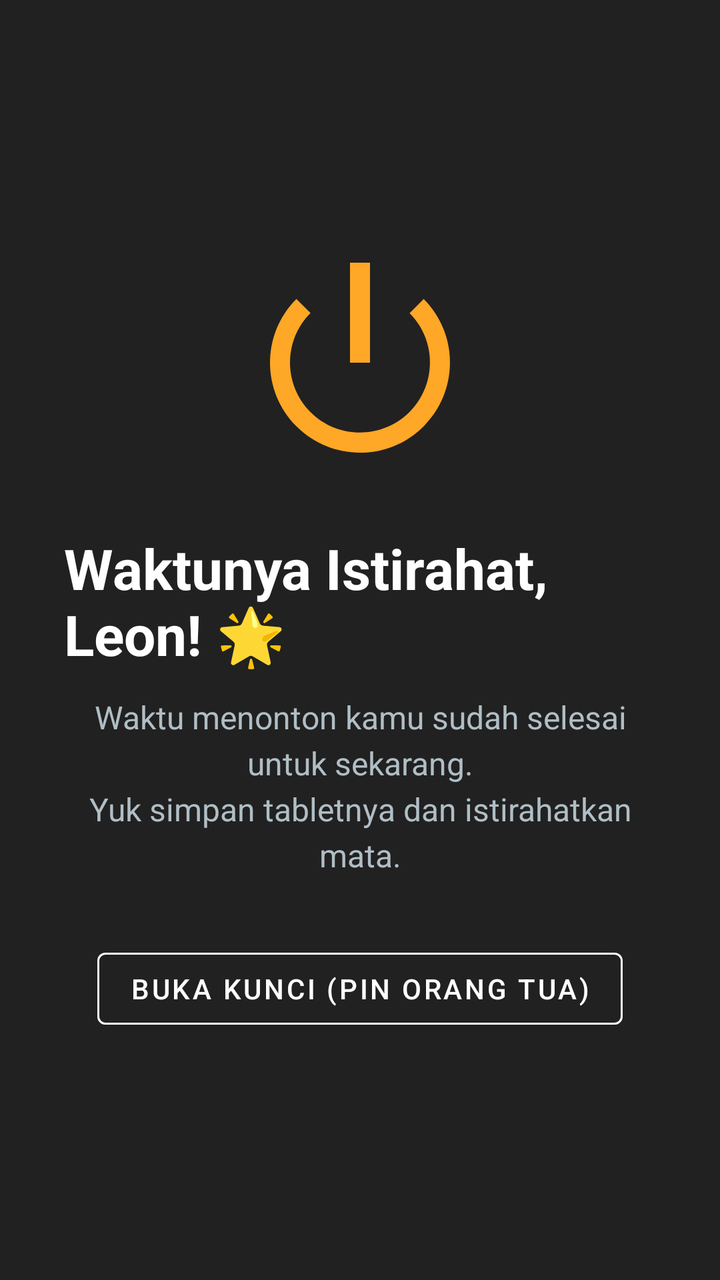
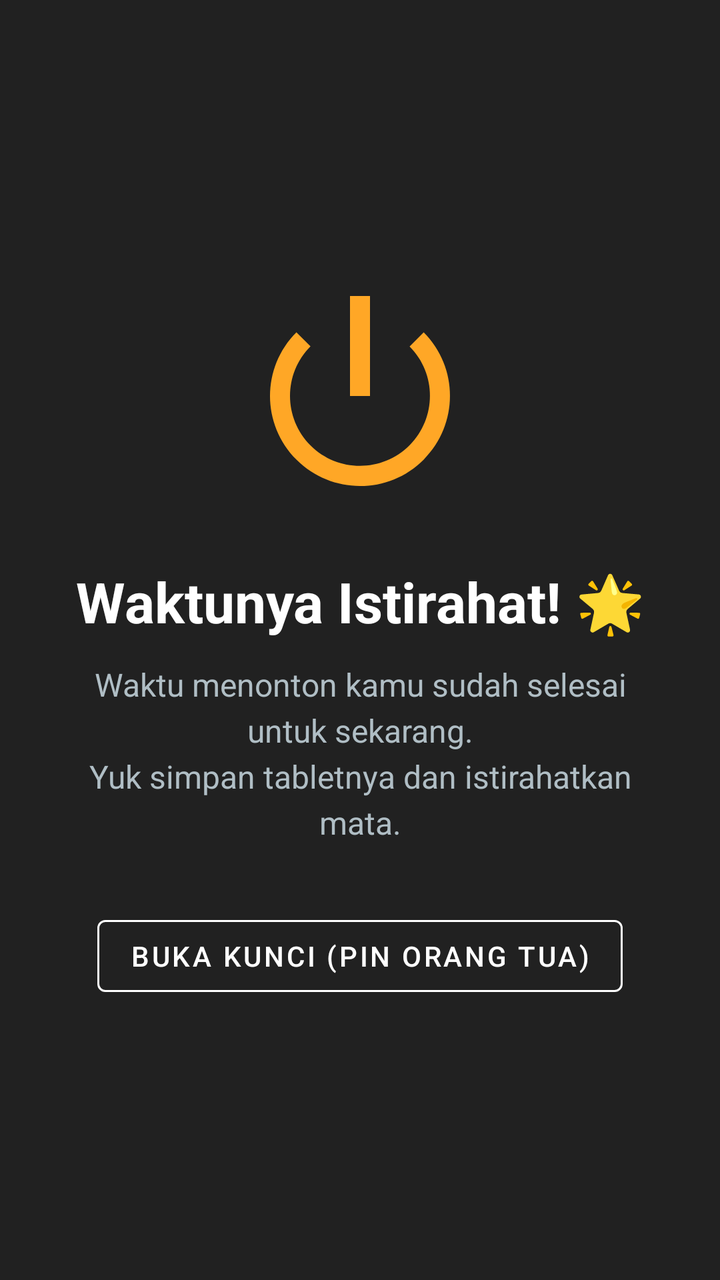

Before-and-after screenshots of an Android layout around one commit, followed by the original layout XML and the change that was made.
<!-- AndroidManifest.xml: activity theme Theme.ParentalControl.FullScreen -->
<!-- res/layout/activity_lock_overlay.xml -->
<?xml version="1.0" encoding="utf-8"?>
<RelativeLayout xmlns:android="http://schemas.android.com/apk/res/android"
    xmlns:app="http://schemas.android.com/apk/res-auto"
    android:layout_width="match_parent"
    android:layout_height="match_parent"
    android:background="@color/lock_bg"
    android:padding="32dp">

    <LinearLayout
        android:layout_width="match_parent"
        android:layout_height="wrap_content"
        android:layout_centerInParent="true"
        android:gravity="center"
        android:orientation="vertical">

        
        <ImageView
            android:layout_width="120dp"
            android:layout_height="120dp"
            android:src="@android:drawable/ic_lock_power_off"
            app:tint="@color/accent" />

        <TextView
            android:layout_width="wrap_content"
            android:layout_height="wrap_content"
            android:layout_marginTop="24dp"
            android:text="@string/lock_title"
            android:textColor="#FFFFFF"
            android:textSize="28sp"
            android:textStyle="bold" />

        <TextView
            android:id="@+id/tvLockMessage"
            android:layout_width="wrap_content"
            android:layout_height="wrap_content"
            android:layout_marginTop="12dp"
            android:gravity="center"
            android:lineSpacingExtra="4dp"
            android:text="@string/lock_message"
            android:textColor="#B0BEC5"
            android:textSize="16sp" />

        <com.google.android.material.button.MaterialButton
            android:id="@+id/btnUnlockWithPin"
            style="@style/Widget.MaterialComponents.Button.OutlinedButton"
            android:layout_width="wrap_content"
            android:layout_height="wrap_content"
            android:layout_marginTop="32dp"
            android:text="@string/lock_btn_parent"
            android:textColor="#FFFFFF"
            app:strokeColor="#FFFFFF" />

    </LinearLayout>

</RelativeLayout>
<!-- resources referenced by this layout -->
<resources>
  <color name="accent">#FFA726</color>
  <color name="lock_bg">#212121</color>
  <string name="lock_btn_parent">Buka Kunci (PIN Orang Tua)</string>
  <string name="lock_message">Waktu menonton kamu sudah selesai untuk sekarang.\nYuk simpan tabletnya dan istirahatkan mata.</string>
  <string name="lock_title">Waktunya Istirahat, Leon! 🌟</string>
  <style name="Theme.ParentalControl.FullScreen" parent="Theme.MaterialComponents.DayNight.NoActionBar">
          <item name="android:windowBackground">@color/lock_bg</item>
          <item name="android:windowNoTitle">true</item>
          <item name="android:windowFullscreen">true</item>
          <item name="android:windowIsTranslucent">false</item>
      </style>
</resources>

<!-- the commit's change to res/layout/activity_lock_overlay.xml (unified diff, before → after) -->
@@ -21,9 +21,11 @@
             app:tint="@color/accent" />
 
         <TextView
+            android:id="@+id/tvLockTitle"
             android:layout_width="wrap_content"
             android:layout_height="wrap_content"
             android:layout_marginTop="24dp"
+            android:gravity="center"
             android:text="@string/lock_title"
             android:textColor="#FFFFFF"
             android:textSize="28sp"
<!-- resource entries referenced after the edit -->
@@ -4,7 +4,7 @@
   <color name="lock_bg">#212121</color>
   <string name="lock_btn_parent">Buka Kunci (PIN Orang Tua)</string>
   <string name="lock_message">Waktu menonton kamu sudah selesai untuk sekarang.\nYuk simpan tabletnya dan istirahatkan mata.</string>
-  <string name="lock_title">Waktunya Istirahat, Leon! 🌟</string>
+  <string name="lock_title">Waktunya Istirahat! 🌟</string>
   <style name="Theme.ParentalControl.FullScreen" parent="Theme.MaterialComponents.DayNight.NoActionBar">
           <item name="android:windowBackground">@color/lock_bg</item>
           <item name="android:windowNoTitle">true</item>
